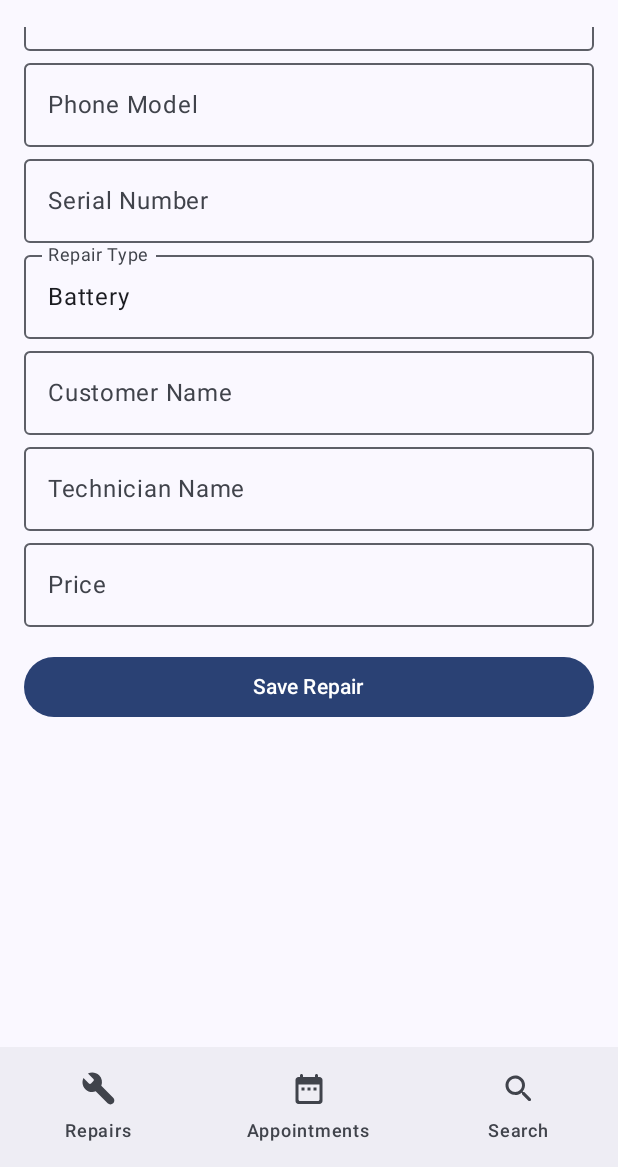
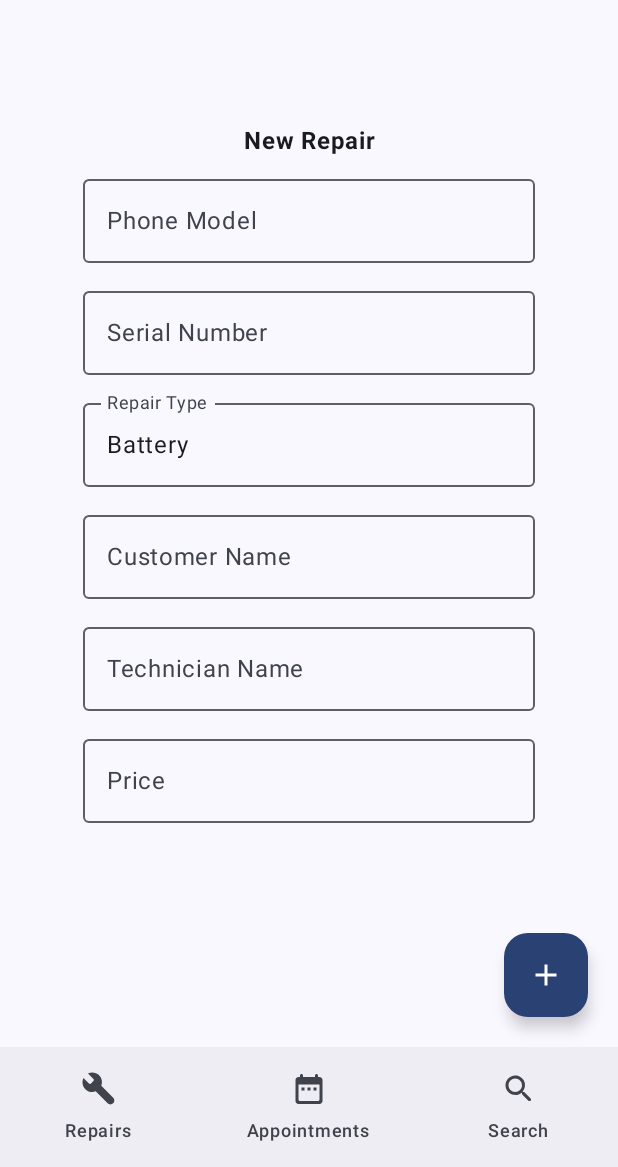
Before and after one commit to jfjoao12/simplrepair, an Android app built with Jetpack Compose: the InsertRepairScreen screen opened through its navigation route, on a phone screen of 412 x 824 dp, the part 69-1236 px from its top. Run offline under Robolectric (Android 15) with nearby library versions, the phone set to English and light mode, and no system bars; our stand-ins replace Room's generated code.

Commit message:
Added different ENUM classes, tweaked layouts and added 2 new models: Device and Customer

```diff
--- a/app/src/main/java/com/example/project_simplrepair/DB/AppDataBase.kt
+++ b/app/src/main/java/com/example/project_simplrepair/DB/AppDataBase.kt
@@ -7,7 +7,7 @@ import androidx.room.RoomDatabase
 import androidx.room.TypeConverters
 import com.example.project_simplrepair.Models.Repair
 
-@Database(entities = [Repair::class], version = 3, exportSchema = false)
+@Database(entities = [Repair::class], version = 4, exportSchema = false)
 //@TypeConverters(Converters::class)
 abstract class AppDatabase: RoomDatabase() {
     abstract fun repairDAO(): RepairDAO
--- a/app/src/main/java/com/example/project_simplrepair/DB/RepairDAO.kt
+++ b/app/src/main/java/com/example/project_simplrepair/DB/RepairDAO.kt
@@ -14,6 +14,7 @@ interface RepairDAO {
     @Query ("SELECT * FROM repair WHERE id = :id")
     suspend fun getRepairById(id: Int): Repair?
 
-
+    @Query ("SELECT * FROM repair")
+    suspend fun getAllRepairs(): List<Repair>
 
 }
--- a/app/src/main/java/com/example/project_simplrepair/Layouts/GeneralCard.kt
+++ b/app/src/main/java/com/example/project_simplrepair/Layouts/GeneralCard.kt
@@ -1,6 +1,5 @@
 package com.example.project_simplrepair.Layouts
 
-import android.icu.text.IDNA.Info
 import androidx.compose.foundation.layout.Arrangement
 import androidx.compose.foundation.layout.Box
 import androidx.compose.foundation.layout.Column
@@ -18,17 +17,18 @@ import androidx.compose.ui.text.font.FontWeight
 import androidx.compose.ui.unit.dp
 import androidx.compose.ui.unit.sp
 import androidx.navigation.NavController
-import com.example.project_simplrepair.Destination.Destination
-import com.example.project_simplrepair.Operations.TaxesCalculation
+import com.example.project_simplrepair.Models.Repair
+import com.example.project_simplrepair.Operations.showRepairID
+import com.example.project_simplrepair.Operations.taxesCalculation
 
 @Composable
-fun GeneralCard(navController: NavController) {
+fun GeneralCard(navController: NavController, repair: Repair) {
     ElevatedCard(
         elevation = CardDefaults.cardElevation(defaultElevation = 10.dp),
         modifier = Modifier
             .fillMaxWidth()
-            .padding(20.dp),
-        onClick = {navController.navigate(Destination.NewRepair.route)}
+            .padding(10.dp),
+        onClick = {}
     ) {
         Column(
             modifier = Modifier
@@ -46,8 +46,8 @@ fun GeneralCard(navController: NavController) {
                     modifier = Modifier.weight(1f),
                     horizontalAlignment = Alignment.Start
                 ) {
-                    Text("John Doe", fontWeight = FontWeight.Bold)
-                    Text("RP00001", fontStyle = FontStyle.Italic)
+                    Text(repair.costumerName, fontWeight = FontWeight.Bold)
+                    Text(showRepairID(repair.id), fontStyle = FontStyle.Italic)
                 }
 
                 // Technician name and repair status
@@ -55,7 +55,7 @@ fun GeneralCard(navController: NavController) {
                     modifier = Modifier.weight(1f),
                     horizontalAlignment = Alignment.End
                 ) {
-                    Text("Joao Magalhaes")
+                    Text(repair.technicianName)
                     Text("In Repair", fontStyle = FontStyle.Italic)
                 }
             }
@@ -68,8 +68,8 @@ fun GeneralCard(navController: NavController) {
                 contentAlignment = Alignment.Center
             ) {
                 Column(horizontalAlignment = Alignment.CenterHorizontally) {
-                    Text("Screen + Battery", fontSize = 24.sp)
-                    Text("Galaxy S24 Grey", fontSize = 24.sp)
+                    Text(repair.repairType.displayName, fontSize = 24.sp)
+                    Text(repair.model, fontSize = 24.sp)
                 }
             }
 
@@ -80,7 +80,7 @@ fun GeneralCard(navController: NavController) {
                     .align(Alignment.CenterHorizontally),
                 horizontalArrangement = Arrangement.End
             ) {
-                Text("$${TaxesCalculation(299.99)}")
+                Text("$${taxesCalculation(repair.price)}")
             }
         }
     }
--- a/app/src/main/java/com/example/project_simplrepair/MainActivity.kt
+++ b/app/src/main/java/com/example/project_simplrepair/MainActivity.kt
@@ -12,6 +12,7 @@ import androidx.compose.foundation.layout.padding
 import androidx.compose.foundation.layout.size
 import androidx.compose.foundation.layout.width
 import androidx.compose.material.icons.Icons
+import androidx.compose.material.icons.filled.Add
 import androidx.compose.material.icons.filled.Menu
 import androidx.compose.material3.Icon
 import androidx.compose.material.icons.materialIcon
@@ -22,10 +23,12 @@ import androidx.compose.material3.DrawerValue
 import androidx.compose.material3.ExperimentalMaterial3Api
 import androidx.compose.material3.HorizontalDivider
 import androidx.compose.material3.IconButton
+import androidx.compose.material3.MaterialTheme
 import androidx.compose.material3.ModalDrawerSheet
 import androidx.compose.material3.ModalNavigationDrawer
 import androidx.compose.material3.Scaffold
 import androidx.compose.material3.SegmentedButtonDefaults.Icon
+import androidx.compose.material3.SmallFloatingActionButton
 import androidx.compose.material3.Text
 import androidx.compose.material3.TextButton
 import androidx.compose.material3.TopAppBar
@@ -63,7 +66,8 @@ class MainActivity : ComponentActivity() {
             ProjectSimplRepairTheme {
                 Scaffold (
                     modifier = Modifier
-                        .fillMaxSize()
+                        .fillMaxSize(),
+
                 ) { innerPadding ->
                     val navController = rememberNavController()
 
@@ -141,10 +145,14 @@ fun App (navController: NavController, modifier: Modifier) {
                         }
                     }
                 )
+
             },
             bottomBar = { BottomNav(navController = navController) }
-        ) { paddingValues ->
+
+        ) {
+            paddingValues ->
             paddingValues.calculateBottomPadding()
+
             Spacer(
                 modifier = Modifier
                     .padding(paddingValues)
@@ -155,7 +163,7 @@ fun App (navController: NavController, modifier: Modifier) {
                 startDestination = Destination.Main.route,
             ) {
                 composable(Destination.Main.route) {
-                    RepairScreen(paddingValues, navController)
+                    RepairScreen(paddingValues, navController, AppDatabase.getInstance(context = LocalContext.current))
                 }
                 composable(Destination.Settings.route) {
                     SettingsScreen(modifier, paddingValues)
@@ -173,7 +181,7 @@ fun App (navController: NavController, modifier: Modifier) {
                     SearchScreen(modifier, paddingValues)
                 }
                 composable(Destination.NewRepair.route) {
-                    InsertRepairScreen(AppDatabase.getInstance(context = LocalContext.current))
+                    InsertRepairScreen(paddingValues, AppDatabase.getInstance(context = LocalContext.current), navController)
                 }
             }
 
--- a/app/src/main/java/com/example/project_simplrepair/Models/Repair.kt
+++ b/app/src/main/java/com/example/project_simplrepair/Models/Repair.kt
@@ -6,7 +6,7 @@ import com.example.project_simplrepair.Operations.RepairType
 @Entity
 //@JsonClass(generateAdapter = true)
 data class Repair(
-    @PrimaryKey
+    @PrimaryKey(autoGenerate = true)
     val id: Int,
     val model: String,
     val serial: String,
--- a/app/src/main/java/com/example/project_simplrepair/Operations/RepairType.kt
+++ b/app/src/main/java/com/example/project_simplrepair/Operations/RepairType.kt
@@ -3,5 +3,5 @@ package com.example.project_simplrepair.Operations
 enum class RepairType(val displayName: String) {
     BATTERY("Battery"),
     DISPLAY("Display"),
-    MISC("Misc")
+    MISC("Miscellaneous")
 }
--- a/app/src/main/java/com/example/project_simplrepair/Screen/InsertRepairScreen.kt
+++ b/app/src/main/java/com/example/project_simplrepair/Screen/InsertRepairScreen.kt
@@ -1,21 +1,32 @@
 package com.example.project_simplrepair.Screen
 
+import android.widget.Toast
 import androidx.compose.foundation.clickable
 import androidx.compose.foundation.layout.*
 import androidx.compose.material3.*
 import androidx.compose.runtime.*
 import androidx.compose.foundation.text.KeyboardOptions
+import androidx.compose.material.icons.Icons
+import androidx.compose.material.icons.filled.Add
+import androidx.compose.material.icons.filled.Warning
+import androidx.compose.ui.Alignment
 import androidx.compose.ui.Modifier
+import androidx.compose.ui.platform.LocalContext
+import androidx.compose.ui.text.font.FontWeight
 import androidx.compose.ui.unit.dp
 import androidx.compose.ui.text.input.KeyboardType
+import androidx.compose.ui.text.style.TextAlign
+import androidx.navigation.NavController
 import kotlinx.coroutines.launch
 import com.example.project_simplrepair.DB.AppDatabase
+import com.example.project_simplrepair.Destination.Destination
+import com.example.project_simplrepair.MainActivity
 import com.example.project_simplrepair.Models.Repair
 import com.example.project_simplrepair.Operations.RepairType
 
 @OptIn(ExperimentalMaterial3Api::class)
 @Composable
-fun InsertRepairScreen(db: AppDatabase) {
+fun InsertRepairScreen(paddingValues: PaddingValues, db: AppDatabase, navController: NavController) {
     var id by remember { mutableStateOf("") }
     var model by remember { mutableStateOf("") }
     var serial by remember { mutableStateOf("") }
@@ -27,28 +38,45 @@ fun InsertRepairScreen(db: AppDatabase) {
     var selectedType by remember { mutableStateOf(RepairType.BATTERY) } // Default selection
 
     val coroutineScope = rememberCoroutineScope()
+    val context = LocalContext.current
 
-    Column(modifier = Modifier.padding(16.dp)) {
+    Box(
+        modifier = Modifier
+            .fillMaxSize()
+            .padding(paddingValues)
+    ) {
+
+        Column(
+            modifier = Modifier
+                .fillMaxWidth()
+                .padding(paddingValues)
+        ) {
+            Text(
+                fontWeight = FontWeight.Bold,
+                textAlign = TextAlign.Center,
+                modifier = Modifier.align(Alignment.CenterHorizontally),
+                text = "New Repair"
+            )
+            Column (
+                modifier = Modifier
+                    .padding(horizontal = 50.dp)
+            ) {
                 OutlinedTextField(
-            value = id,
-            onValueChange = { id = it },
-            label = { Text("Repair ID") },
-            keyboardOptions = KeyboardOptions.Default.copy(keyboardType = KeyboardType.Number),
-            modifier = Modifier.fillMaxWidth()
+                    modifier = Modifier
+                        .fillMaxWidth()
+                        .padding(5.dp),
+                    value = model,
+                    onValueChange = { model = it },
+                    label = { Text("Phone Model") },
                 )
 
                 OutlinedTextField(
-            value = model,
-            onValueChange = { model = it },
-            label = { Text("Phone Model") },
-            modifier = Modifier.fillMaxWidth()
-        )
-
-        OutlinedTextField(
+                    modifier = Modifier
+                        .fillMaxWidth()
+                        .padding(5.dp),
                     value = serial,
                     onValueChange = { serial = it },
-            label = { Text("Serial Number") },
-            modifier = Modifier.fillMaxWidth()
+                    label = { Text("Serial Number") }
                 )
 
                 // Dropdown for Repair Type Selection
@@ -63,6 +91,7 @@ fun InsertRepairScreen(db: AppDatabase) {
                         readOnly = true,
                         modifier = Modifier
                             .fillMaxWidth()
+                            .padding(5.dp)
                             .menuAnchor() // Ensures proper anchoring for the dropdown
                     )
                     ExposedDropdownMenu(
@@ -85,14 +114,18 @@ fun InsertRepairScreen(db: AppDatabase) {
                     value = costumerName,
                     onValueChange = { costumerName = it },
                     label = { Text("Customer Name") },
-            modifier = Modifier.fillMaxWidth()
+                    modifier = Modifier
+                        .fillMaxWidth()
+                        .padding(5.dp)
                     )
 
                 OutlinedTextField(
                     value = technicianName,
                     onValueChange = { technicianName = it },
                     label = { Text("Technician Name") },
-            modifier = Modifier.fillMaxWidth()
+                    modifier = Modifier
+                        .fillMaxWidth()
+                        .padding(5.dp)
                     )
 
                 OutlinedTextField(
@@ -100,13 +133,26 @@ fun InsertRepairScreen(db: AppDatabase) {
                     onValueChange = { price = it },
                     label = { Text("Price") },
                     keyboardOptions = KeyboardOptions.Default.copy(keyboardType = KeyboardType.Number),
-            modifier = Modifier.fillMaxWidth()
+                    modifier = Modifier
+                        .fillMaxWidth()
+                        .padding(5.dp)
                     )
+                Spacer(modifier = Modifier.height(16.dp))
+            }
 
-        Spacer(modifier = Modifier.height(16.dp))
 
-        Button(
+        }
+
+        FloatingActionButton(
+            modifier = Modifier
+                .align(Alignment.BottomEnd)
+                .padding(20.dp),
+
             onClick = {
+                // Error handling
+                if (model.isEmpty() || serial.isEmpty() || costumerName.isEmpty()) {
+                    Toast.makeText(context, "Please fill out the form!", Toast.LENGTH_SHORT).show()
+                } else {
                     coroutineScope.launch {
                         val repair = Repair(
                             id = id.toIntOrNull() ?: 0,
@@ -120,10 +166,14 @@ fun InsertRepairScreen(db: AppDatabase) {
                         )
                         db.repairDAO().insert(repair)
                     }
+                    navController.navigate(Destination.RepairDetails.route) // CHANGE TO TICKET VIEW
+                }
             },
-            modifier = Modifier.fillMaxWidth()
+            containerColor = MaterialTheme.colorScheme.primary,
+            contentColor = MaterialTheme.colorScheme.onPrimary
             ) {
-            Text("Save Repair")
+            Icon(Icons.Filled.Add, contentDescription = "Save new repair")
+        }
+
     }
 }
-}
--- a/app/src/main/java/com/example/project_simplrepair/Screen/RepairScreen.kt
+++ b/app/src/main/java/com/example/project_simplrepair/Screen/RepairScreen.kt
@@ -1,33 +1,95 @@
 package com.example.project_simplrepair.Screen
 
 import androidx.compose.foundation.layout.Box
+import androidx.compose.foundation.layout.Column
 import androidx.compose.foundation.layout.PaddingValues
+import androidx.compose.foundation.layout.Spacer
 import androidx.compose.foundation.layout.fillMaxSize
+import androidx.compose.foundation.layout.height
 import androidx.compose.foundation.layout.padding
+import androidx.compose.foundation.rememberScrollState
+import androidx.compose.foundation.verticalScroll
+import androidx.compose.material.icons.Icons
+import androidx.compose.material.icons.filled.Add
+import androidx.compose.material3.FloatingActionButton
+import androidx.compose.material3.Icon
+import androidx.compose.material3.MaterialTheme
+import androidx.compose.material3.SmallFloatingActionButton
 import androidx.compose.material3.Text
 import androidx.compose.runtime.Composable
+import androidx.compose.runtime.LaunchedEffect
+import androidx.compose.runtime.getValue
+import androidx.compose.runtime.mutableStateOf
+import androidx.compose.runtime.remember
+import androidx.compose.runtime.rememberCoroutineScope
+import androidx.compose.runtime.setValue
 import androidx.compose.ui.Alignment
 import androidx.compose.ui.Modifier
 import androidx.compose.ui.text.font.FontWeight
 import androidx.compose.ui.text.style.TextAlign
+import androidx.compose.ui.unit.dp
 import androidx.navigation.NavController
 import com.example.project_simplrepair.DB.AppDatabase
+import com.example.project_simplrepair.Destination.Destination
 import com.example.project_simplrepair.Layouts.GeneralCard
+import com.example.project_simplrepair.Models.Repair
+import kotlinx.coroutines.launch
 
 @Composable
-fun RepairScreen(paddingValues: PaddingValues, navController: NavController) {
+fun RepairScreen(paddingValues: PaddingValues, navController: NavController, db: AppDatabase) {
+    val coroutineScope = rememberCoroutineScope()
+
+    // **State to store repair list**
+    var repairList by remember { mutableStateOf(emptyList<Repair>()) }
+
+    // **Fetch data when the screen loads**
+    LaunchedEffect(Unit) {
+        repairList = db.repairDAO().getAllRepairs()  // Fetch all repairs from DB
+    }
 
     Box(
         modifier = Modifier
             .fillMaxSize()
-            .padding(paddingValues)
+            .padding(paddingValues),
+
     ) {
-        Text(
-            fontWeight = FontWeight.Bold,
-            textAlign = TextAlign.Center,
-            modifier = Modifier.align(Alignment.Center),
-            text = "Repairs Screen"
-        )
-        GeneralCard(navController)
+        Column(
+            modifier =
+            Modifier.fillMaxSize()
+                    .verticalScroll(rememberScrollState()) ,
+        ) {
+            Text(
+                fontWeight = FontWeight.Bold,
+                textAlign = TextAlign.Center,
+                modifier = Modifier.align(Alignment.CenterHorizontally),
+                text = "Repairs Screen"
+            )
+
+            Spacer(modifier = Modifier.height(16.dp))
+
+            // **Display repairs if available**
+            if (repairList.isEmpty()) {
+                Text(
+                    text = "No repairs found.",
+                    modifier = Modifier.align(Alignment.CenterHorizontally)
+                )
+            } else {
+                repairList.forEach { repair ->
+                    GeneralCard(navController, repair)
+                }
+            }
+        }
+        FloatingActionButton(
+            modifier = Modifier
+                .align(Alignment.BottomEnd)
+                .padding(20.dp),
+            onClick = {
+                navController.navigate(Destination.NewRepair.route)
+            },
+            containerColor = MaterialTheme.colorScheme.primary, // Visible color
+            contentColor = MaterialTheme.colorScheme.onPrimary // Icon visible
+        ) {
+            Icon(Icons.Filled.Add, contentDescription = "Add new repair")
+        }
     }
 }
```
Also changed, not shown: app/src/main/java/com/example/project_simplrepair/Models/Customer.kt (added, +23 -0 lines), app/src/main/java/com/example/project_simplrepair/Models/Device.kt (added, +11 -0 lines), app/src/main/java/com/example/project_simplrepair/Operations/BasicOperations.kt (renamed from app/src/main/java/com/example/project_simplrepair/Operations/TaxesCalculation.kt, +8 -1 lines), app/src/main/java/com/example/project_simplrepair/Operations/DeviceType.kt (added, +9 -0 lines), app/src/main/java/com/example/project_simplrepair/Operations/RepairClass.kt (added, +8 -0 lines). Lines whose indentation alone changed are shown as unchanged.
